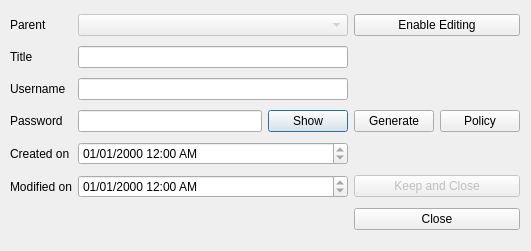
This is entrydisplaywindow.ui in dmS0Zq/yaps-gui as Qt 5 draws it before an edit. The edited form follows.
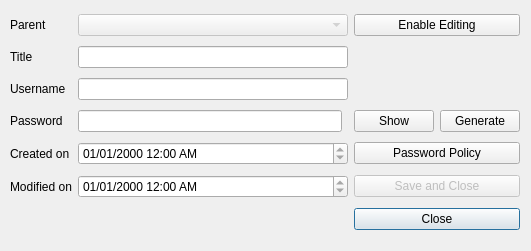
This is the edited form.

What changed in the file:
```diff
--- a/entrydisplaywindow.ui
+++ b/entrydisplaywindow.ui
@@ -49,13 +49,6 @@
       </property>
      </widget>
     </item>
-    <item row="3" column="2">
-     <widget class="QPushButton" name="buttonShowHidePassword">
-      <property name="text">
-       <string>Show</string>
-      </property>
-     </widget>
-    </item>
     <item row="4" column="0">
      <widget class="QLabel" name="labelCreated">
       <property name="sizePolicy">
@@ -143,19 +136,6 @@
       </property>
      </widget>
     </item>
-    <item row="3" column="3">
-     <widget class="QPushButton" name="buttonGenerate">
-      <property name="sizePolicy">
-       <sizepolicy hsizetype="Minimum" vsizetype="Fixed">
-        <horstretch>0</horstretch>
-        <verstretch>0</verstretch>
-       </sizepolicy>
-      </property>
-      <property name="text">
-       <string>Generate</string>
-      </property>
-     </widget>
-    </item>
     <item row="4" column="1" colspan="2">
      <widget class="QDateTimeEdit" name="dateTimeEditCreated">
       <property name="sizePolicy">
@@ -220,13 +200,6 @@
       </property>
      </widget>
     </item>
-    <item row="3" column="4">
-     <widget class="QPushButton" name="buttonPasswordPolicy">
-      <property name="text">
-       <string>Policy</string>
-      </property>
-     </widget>
-    </item>
     <item row="6" column="3" colspan="2">
      <widget class="QPushButton" name="buttonClose">
       <property name="text">
@@ -256,7 +229,34 @@
        <bool>false</bool>
       </property>
       <property name="text">
-       <string>Keep and Close</string>
+       <string>Save and Close</string>
+      </property>
+     </widget>
+    </item>
+    <item row="3" column="4">
+     <widget class="QPushButton" name="buttonGenerate">
+      <property name="sizePolicy">
+       <sizepolicy hsizetype="Minimum" vsizetype="Fixed">
+        <horstretch>0</horstretch>
+        <verstretch>0</verstretch>
+       </sizepolicy>
+      </property>
+      <property name="text">
+       <string>Generate</string>
+      </property>
+     </widget>
+    </item>
+    <item row="3" column="3">
+     <widget class="QPushButton" name="buttonShowHidePassword">
+      <property name="text">
+       <string>Show</string>
+      </property>
+     </widget>
+    </item>
+    <item row="4" column="3" colspan="2">
+     <widget class="QPushButton" name="buttonPasswordPolicy">
+      <property name="text">
+       <string>Password Policy</string>
       </property>
      </widget>
     </item>
```
